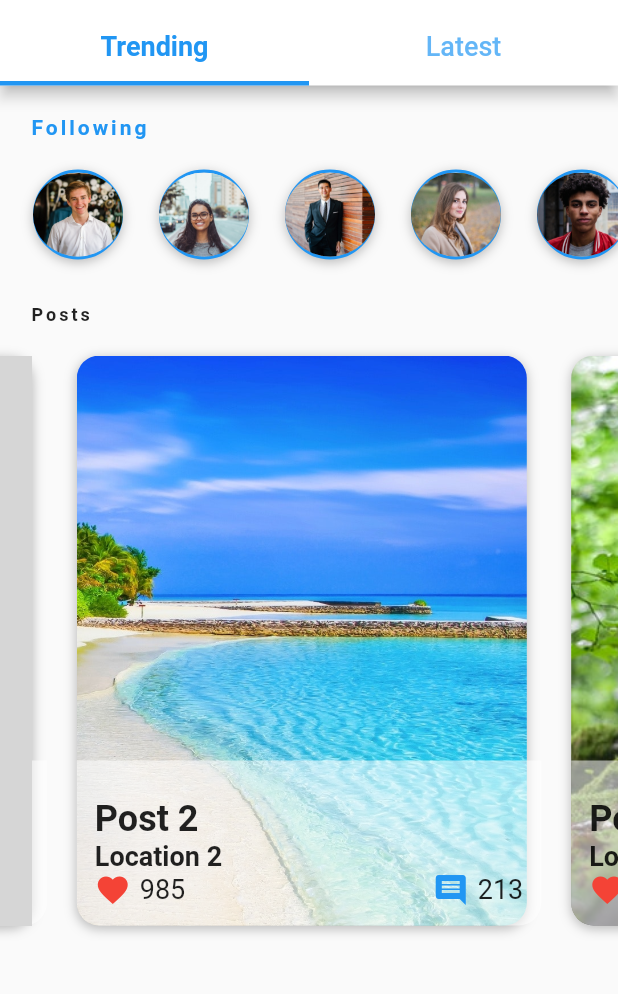
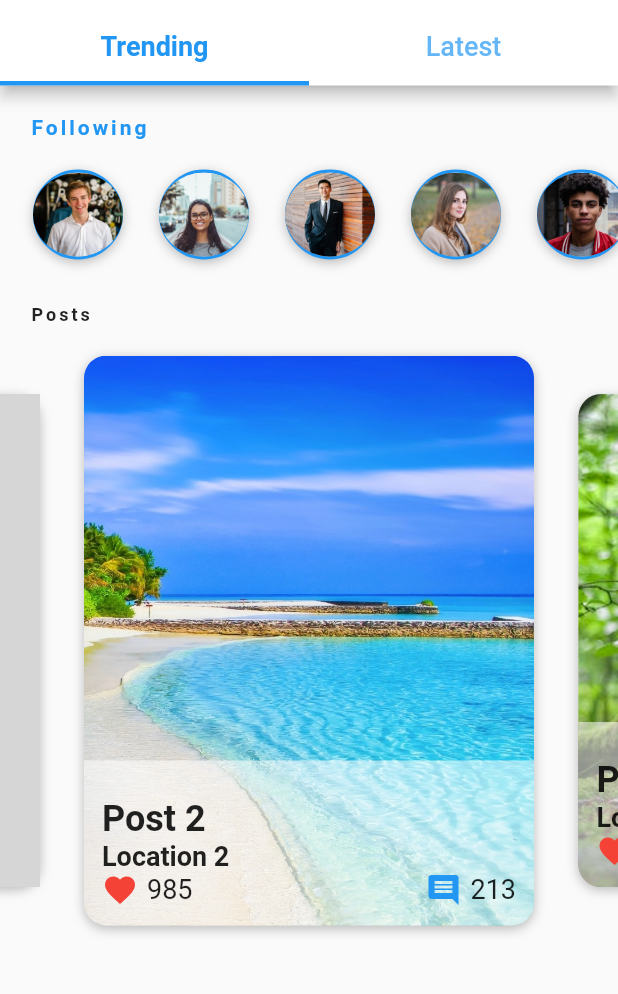
Before and after one commit to Abdulla-Khan/Social-App, a Flutter app: the HomeScreen screen opened directly, swiped to page 3, on a phone screen of 412 x 824 dp, the part 72-1066 px from its top. Run offline on Flutter 3.47's test engine with Material 2 defaults, Android fonts, the phone set to English and light mode, and no system bars; missing offline and left inert: dart:ffi; grey boxes are pictures that could not be loaded.

Commit message:
Changes Made

```diff
--- a/lib/widgets/clipper.dart
+++ b/lib/widgets/clipper.dart
@@ -1,4 +1,4 @@
-import 'package:flutter/cupertino.dart';
+import 'package:flutter/material.dart';
 
 class CurveClipper extends CustomClipper<Path> {
   @override
--- a/lib/widgets/posts.dart
+++ b/lib/widgets/posts.dart
@@ -14,7 +14,22 @@ class Ppost extends StatelessWidget {
   });
   _buildPost(BuildContext context, index) {
     Post post = past[index];
-    return Stack(
+    return AnimatedBuilder(
+      animation: pagecontroller,
+      builder: (BuildContext context, widget) {
+        double value = 1;
+        if (pagecontroller.position.haveDimensions) {
+          value = pagecontroller.page! - index;
+          value = (1 - (value.abs() * 0.25).clamp(0, 1));
+        }
+        return Center(
+          child: SizedBox(
+            height: Curves.easeInOut.transform(value) * 400,
+            child: widget,
+          ),
+        );
+      },
+      child: Stack(
         children: [
           Container(
             margin: const EdgeInsets.all(10),
@@ -106,6 +121,7 @@ class Ppost extends StatelessWidget {
             ),
           )
         ],
+      ),
     );
   }
 
```
Lines whose indentation alone changed are shown as unchanged.
